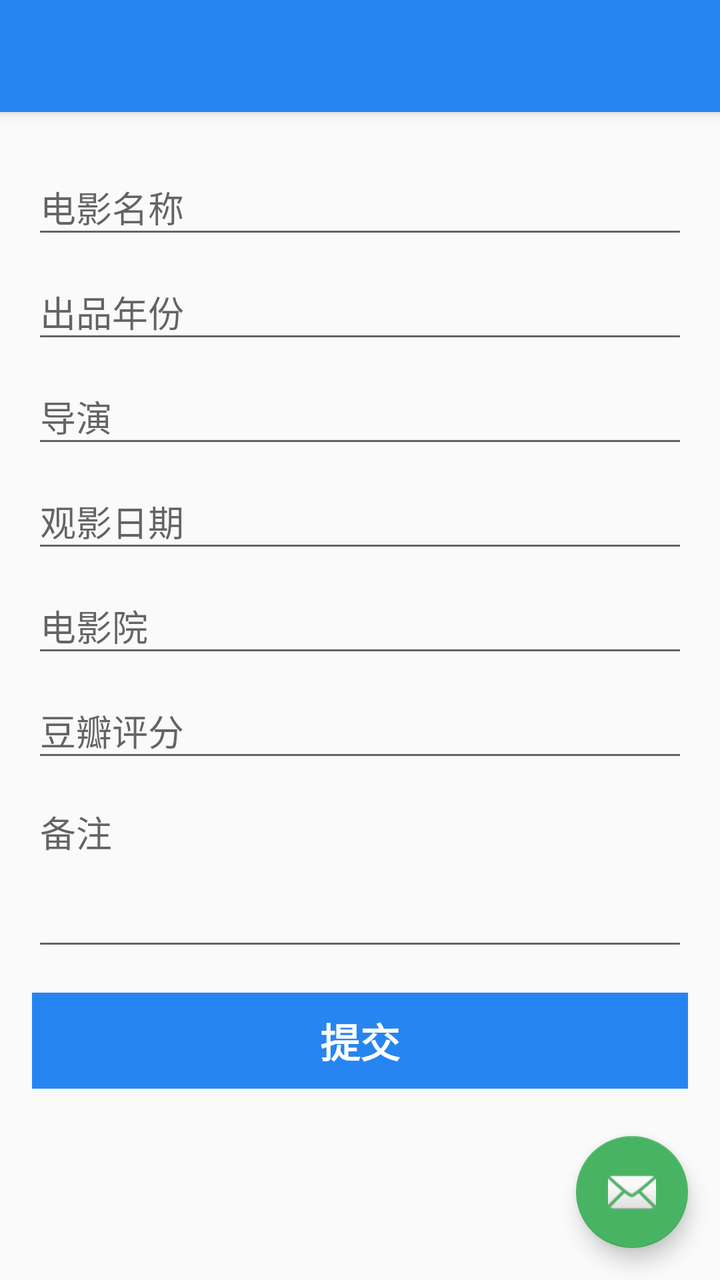
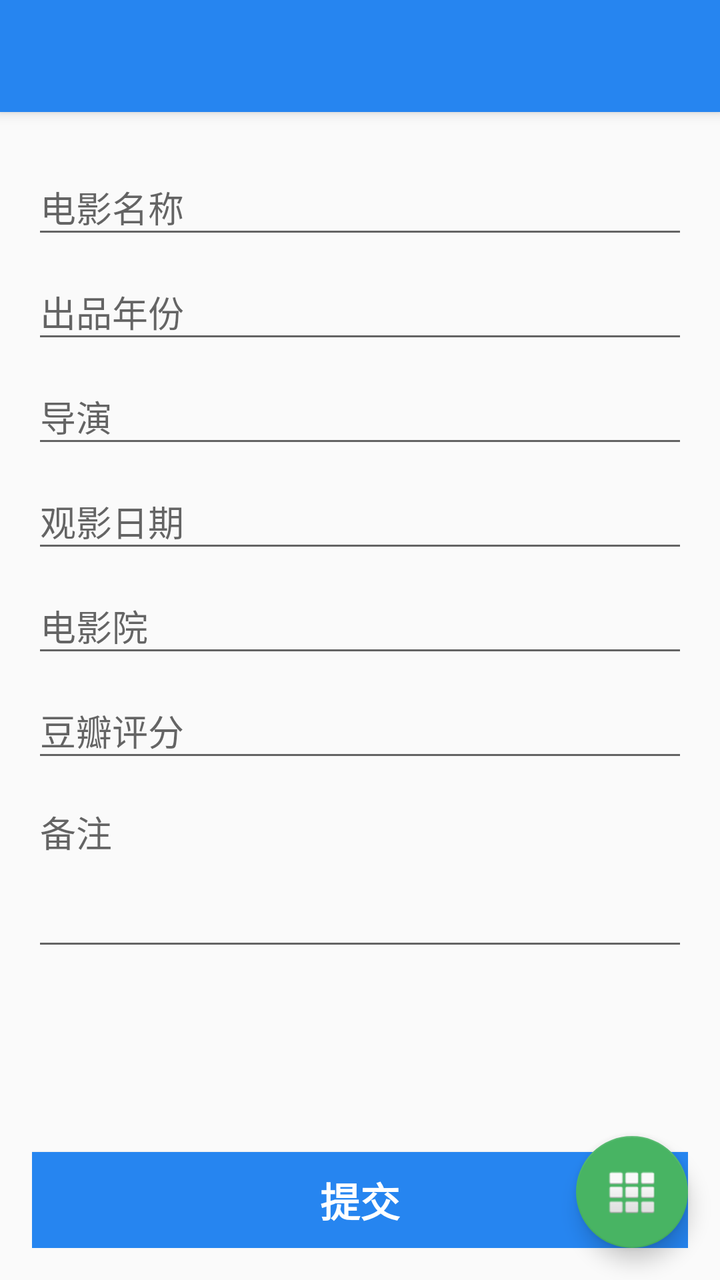

Compare the two renders of this Android layout. The source of the first and the diff that turns it into the second are given below.
<!-- AndroidManifest.xml: activity theme AppTheme.NoActionBar -->
<!-- res/layout/activity_film_info.xml -->
<?xml version="1.0" encoding="utf-8"?>
<android.support.design.widget.CoordinatorLayout
    xmlns:android="http://schemas.android.com/apk/res/android"
    xmlns:app="http://schemas.android.com/apk/res-auto"
    xmlns:tools="http://schemas.android.com/tools"
    android:layout_width="match_parent"
    android:layout_height="match_parent"
    tools:context="cn.sixlab.app.mineapps.activity.FilmInfoActivity">

    <android.support.design.widget.AppBarLayout
        android:layout_width="match_parent"
        android:layout_height="wrap_content"
        android:theme="@style/AppTheme.AppBarOverlay">

        <android.support.v7.widget.Toolbar
            android:id="@+id/toolbar"
            android:layout_width="match_parent"
            android:layout_height="?attr/actionBarSize"
            android:background="?attr/colorPrimary"
            app:popupTheme="@style/AppTheme.PopupOverlay"/>

    </android.support.design.widget.AppBarLayout>

    <include layout="@layout/content_film_info"/>

    <android.support.design.widget.FloatingActionButton
        android:id="@+id/fab"
        android:layout_width="wrap_content"
        android:layout_height="wrap_content"
        android:layout_gravity="bottom|end"
        android:layout_margin="@dimen/fab_margin"
        app:srcCompat="@android:drawable/ic_dialog_email"/>

</android.support.design.widget.CoordinatorLayout>
<!-- res/layout/content_film_info.xml (included above) -->
<?xml version="1.0" encoding="utf-8"?>
<android.support.constraint.ConstraintLayout
    xmlns:android="http://schemas.android.com/apk/res/android"
    xmlns:app="http://schemas.android.com/apk/res-auto"
    xmlns:tools="http://schemas.android.com/tools"
    android:layout_width="match_parent"
    android:layout_height="match_parent"
    android:paddingBottom="@dimen/activity_vertical_margin"
    android:paddingLeft="@dimen/activity_horizontal_margin"
    android:paddingRight="@dimen/activity_horizontal_margin"
    android:paddingTop="@dimen/activity_vertical_margin"
    app:layout_behavior="@string/appbar_scrolling_view_behavior"
    tools:context="cn.sixlab.app.mineapps.activity.FilmInfoActivity"
    tools:showIn="@layout/activity_film_info">

    <ScrollView
        android:layout_width="match_parent"
        android:layout_height="match_parent">
        <LinearLayout
            android:layout_width="match_parent"
            android:layout_height="wrap_content"
            android:orientation="vertical">

            <android.support.design.widget.TextInputLayout
                android:layout_width="match_parent"
                android:layout_height="wrap_content">

                <EditText
                    android:id="@+id/text_film_name"
                    android:layout_width="match_parent"
                    android:layout_height="wrap_content"
                    android:hint="@string/prompt_film_name"
                    android:inputType="text"
                    android:maxLines="1"
                    android:singleLine="true"/>
            </android.support.design.widget.TextInputLayout>

            <android.support.design.widget.TextInputLayout
                android:layout_width="match_parent"
                android:layout_height="wrap_content">
                <EditText
                    android:id="@+id/text_produce_year"
                    android:layout_width="match_parent"
                    android:layout_height="wrap_content"
                    android:hint="@string/prompt_produce_year"
                    android:inputType="number"
                    android:maxLines="1"
                    android:singleLine="true"/>
            </android.support.design.widget.TextInputLayout>

            <android.support.design.widget.TextInputLayout
                android:layout_width="match_parent"
                android:layout_height="wrap_content">
                <EditText
                    android:id="@+id/text_director"
                    android:layout_width="match_parent"
                    android:layout_height="wrap_content"
                    android:hint="@string/prompt_director"
                    android:inputType="text"
                    android:maxLines="1"
                    android:singleLine="true"/>
            </android.support.design.widget.TextInputLayout>

            <android.support.design.widget.TextInputLayout
                android:layout_width="match_parent"
                android:layout_height="wrap_content">
                <EditText
                    android:id="@+id/text_view_date"
                    android:layout_width="match_parent"
                    android:layout_height="wrap_content"
                    android:hint="@string/prompt_view_date"
                    android:inputType="date"
                    android:maxLines="1"
                    android:singleLine="true"/>
            </android.support.design.widget.TextInputLayout>

            <android.support.design.widget.TextInputLayout
                android:layout_width="match_parent"
                android:layout_height="wrap_content">
                <EditText
                    android:id="@+id/text_cinema"
                    android:layout_width="match_parent"
                    android:layout_height="wrap_content"
                    android:hint="@string/prompt_cinema"
                    android:inputType="text"
                    android:maxLines="1"
                    android:singleLine="true"/>
            </android.support.design.widget.TextInputLayout>

            <android.support.design.widget.TextInputLayout
                android:layout_width="match_parent"
                android:layout_height="wrap_content">
                <EditText
                    android:id="@+id/text_douban_score"
                    android:layout_width="match_parent"
                    android:layout_height="wrap_content"
                    android:hint="@string/prompt_douban_score"
                    android:inputType="number"
                    android:maxLines="1"
                    android:singleLine="true"/>
            </android.support.design.widget.TextInputLayout>

            <android.support.design.widget.TextInputLayout
                android:layout_width="match_parent"
                android:layout_height="wrap_content">
                <EditText
                    android:id="@+id/text_remark"
                    android:layout_width="match_parent"
                    android:layout_height="wrap_content"
                    android:hint="@string/prompt_remark"
                    android:inputType="textMultiLine"
                    android:minLines="3"
                    android:maxLines="5"
                    android:gravity="left|top"/>
            </android.support.design.widget.TextInputLayout>

            <Button
                android:id="@+id/film_info_submit"
                style="?android:textAppearanceSmall"
                android:layout_width="match_parent"
                android:layout_height="wrap_content"
                android:layout_marginTop="16dp"
                android:background="@color/colorPrimary"
                android:text="@string/action_submit"
                android:textColor="@color/colorWhite"
                android:textSize="20sp"
                android:onClick="submitFilm"
                android:textStyle="bold"/>

        </LinearLayout>
    </ScrollView>

</android.support.constraint.ConstraintLayout>
<!-- resources referenced by this layout -->
<resources>
  <color name="colorPrimary">#2685F0</color>
  <color name="colorWhite">#FFFFFF</color>
  <dimen name="activity_horizontal_margin">16dp</dimen>
  <dimen name="activity_vertical_margin">16dp</dimen>
  <dimen name="fab_margin">16dp</dimen>
  <string name="action_submit">提交</string>
  <string name="prompt_cinema">电影院</string>
  <string name="prompt_director">导演</string>
  <string name="prompt_douban_score">豆瓣评分</string>
  <string name="prompt_film_name">电影名称</string>
  <string name="prompt_produce_year">出品年份</string>
  <string name="prompt_remark">备注</string>
  <string name="prompt_view_date">观影日期</string>
  <style name="AppTheme.AppBarOverlay" parent="ThemeOverlay.AppCompat.Dark.ActionBar" />
  <style name="AppTheme.PopupOverlay" parent="ThemeOverlay.AppCompat.Light" />
  <style name="AppTheme.NoActionBar">
          <item name="windowActionBar">false</item>
          <item name="windowNoTitle">true</item>
      </style>
</resources>

<!-- the commit's change to res/layout/activity_film_info.xml (unified diff, before → after) -->
@@ -29,28 +29,50 @@
         android:layout_height="wrap_content"
         android:layout_gravity="bottom|end"
         android:layout_margin="@dimen/fab_margin"
-        app:srcCompat="@android:drawable/ic_dialog_email"/>
+        app:srcCompat="@android:drawable/ic_dialog_dialer"/>
 
 </android.support.design.widget.CoordinatorLayout>
 <!-- res/layout/content_film_info.xml (included above) -->
 <?xml version="1.0" encoding="utf-8"?>
-<android.support.constraint.ConstraintLayout
-    xmlns:android="http://schemas.android.com/apk/res/android"
-    xmlns:app="http://schemas.android.com/apk/res-auto"
-    xmlns:tools="http://schemas.android.com/tools"
-    android:layout_width="match_parent"
-    android:layout_height="match_parent"
-    android:paddingBottom="@dimen/activity_vertical_margin"
-    android:paddingLeft="@dimen/activity_horizontal_margin"
-    android:paddingRight="@dimen/activity_horizontal_margin"
-    android:paddingTop="@dimen/activity_vertical_margin"
-    app:layout_behavior="@string/appbar_scrolling_view_behavior"
-    tools:context="cn.sixlab.app.mineapps.activity.FilmInfoActivity"
-    tools:showIn="@layout/activity_film_info">
+<RelativeLayout xmlns:android="http://schemas.android.com/apk/res/android"
+                xmlns:tools="http://schemas.android.com/tools"
+                android:layout_width="match_parent"
+                android:layout_height="match_parent"
+                android:layout_marginTop="56dp"
+                android:paddingBottom="@dimen/activity_vertical_margin"
+                android:paddingLeft="@dimen/activity_horizontal_margin"
+                android:paddingRight="@dimen/activity_horizontal_margin"
+                android:paddingTop="@dimen/activity_vertical_margin"
+                android:gravity="center_horizontal"
+                android:orientation="vertical"
+                tools:context="cn.sixlab.app.mineapps.activity.FilmInfoActivity"
+                tools:showIn="@layout/activity_film_info">
+
+    <RelativeLayout
+        android:id="@+id/panelBottom"
+        android:layout_width="match_parent"
+        android:layout_height="wrap_content"
+        android:layout_alignParentBottom="true" >
+
+        <Button
+            android:id="@+id/film_info_submit"
+            style="?android:textAppearanceSmall"
+            android:layout_width="match_parent"
+            android:layout_height="wrap_content"
+            android:layout_marginTop="16dp"
+            android:background="@color/colorPrimary"
+            android:text="@string/action_submit"
+            android:textColor="@color/colorWhite"
+            android:textSize="20sp"
+            android:onClick="submitFilm"
+            android:textStyle="bold"/>
+    </RelativeLayout>
 
     <ScrollView
         android:layout_width="match_parent"
-        android:layout_height="match_parent">
+        android:layout_height="wrap_content"
+        android:layout_alignParentTop="true"
+        android:layout_above="@id/panelBottom">
         <LinearLayout
             android:layout_width="match_parent"
             android:layout_height="wrap_content"
@@ -130,7 +152,7 @@
                     android:layout_width="match_parent"
                     android:layout_height="wrap_content"
                     android:hint="@string/prompt_douban_score"
-                    android:inputType="number"
+                    android:inputType="numberDecimal"
                     android:maxLines="1"
                     android:singleLine="true"/>
             </android.support.design.widget.TextInputLayout>
@@ -149,20 +171,7 @@
                     android:gravity="left|top"/>
             </android.support.design.widget.TextInputLayout>
 
-            <Button
-                android:id="@+id/film_info_submit"
-                style="?android:textAppearanceSmall"
-                android:layout_width="match_parent"
-                android:layout_height="wrap_content"
-                android:layout_marginTop="16dp"
-                android:background="@color/colorPrimary"
-                android:text="@string/action_submit"
-                android:textColor="@color/colorWhite"
-                android:textSize="20sp"
-                android:onClick="submitFilm"
-                android:textStyle="bold"/>
-
         </LinearLayout>
     </ScrollView>
 
-</android.support.constraint.ConstraintLayout>
+</RelativeLayout>
